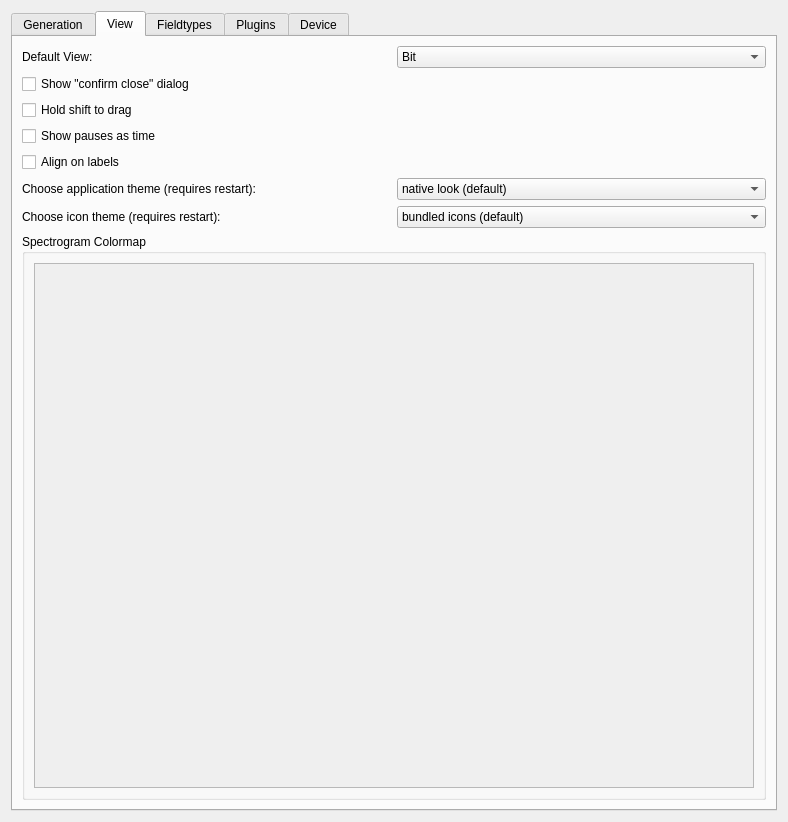
Before: the Qt Designer form data/ui/options.ui in jopohl/urh, drawn with Qt 5.
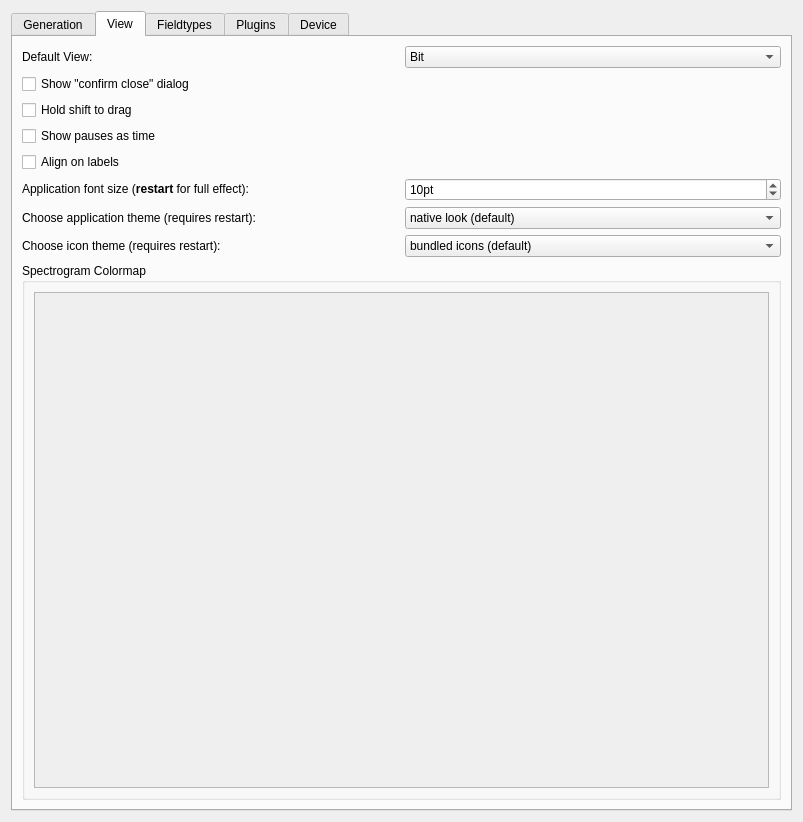
After: the same form once the commit is applied. The open tabs and pages were chosen to show the change. Icons and pictures are not drawn. Custom widgets are drawn as their Qt base class.

Commit message: make application font size configurable

```diff
--- a/data/ui/options.ui
+++ b/data/ui/options.ui
@@ -6,7 +6,7 @@
    <rect>
     <x>0</x>
     <y>0</y>
-    <width>788</width>
+    <width>803</width>
     <height>822</height>
    </rect>
   </property>
@@ -146,6 +146,33 @@
          </property>
         </widget>
        </item>
+       <item>
+        <layout class="QHBoxLayout" name="horizontalLayout">
+         <item>
+          <widget class="QLabel" name="labelFontSize">
+           <property name="text">
+            <string>&lt;html&gt;&lt;head/&gt;&lt;body&gt;&lt;p&gt;Application font size (&lt;span style=&quot; font-weight:600;&quot;&gt;restart&lt;/span&gt; for full effect):&lt;/p&gt;&lt;/body&gt;&lt;/html&gt;</string>
+           </property>
+          </widget>
+         </item>
+         <item>
+          <widget class="QSpinBox" name="spinBoxFontSize">
+           <property name="suffix">
+            <string>pt</string>
+           </property>
+           <property name="minimum">
+            <number>1</number>
+           </property>
+           <property name="maximum">
+            <number>120</number>
+           </property>
+           <property name="value">
+            <number>10</number>
+           </property>
+          </widget>
+         </item>
+        </layout>
+       </item>
        <item>
         <layout class="QHBoxLayout" name="horizontalLayout_4">
          <item>
@@ -217,8 +244,8 @@
               <rect>
                <x>0</x>
                <y>0</y>
-               <width>708</width>
-               <height>447</height>
+               <width>723</width>
+               <height>404</height>
               </rect>
              </property>
              <layout class="QVBoxLayout" name="verticalLayout_4"/>
```
Left out of the diff: 6 changed lines with no effect on the pictures. The commit also changes 4 other files.
